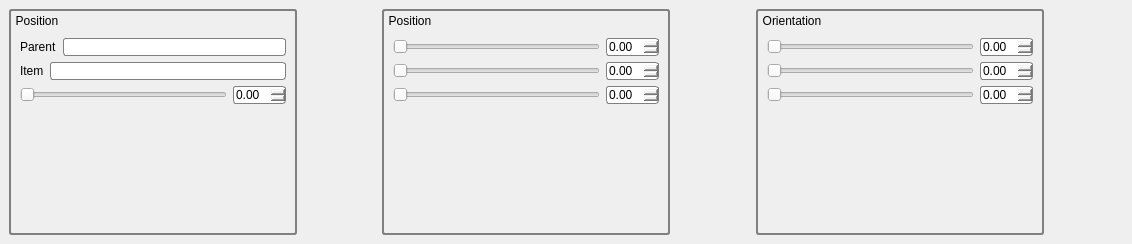
Qt form qtWidgets/ui/inspector.ui (golems/grip2) before a commit.
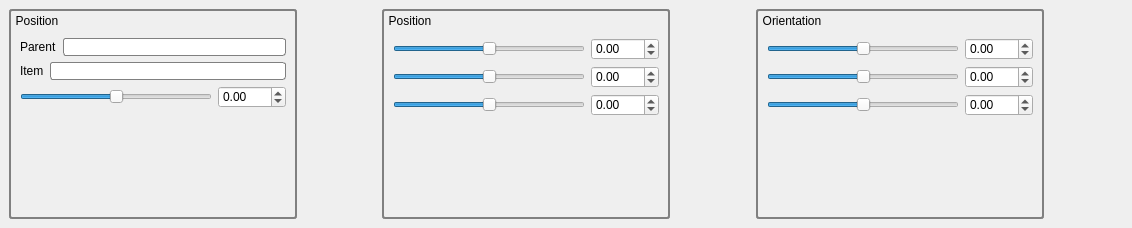
The same form after that commit. Custom widgets are drawn as their Qt base class.

Commit message: Update inspector tab

Diff of the .ui file:
```diff
--- a/qtWidgets/ui/inspector.ui
+++ b/qtWidgets/ui/inspector.ui
@@ -7,7 +7,7 @@
     <x>0</x>
     <y>0</y>
     <width>1132</width>
-    <height>244</height>
+    <height>228</height>
    </rect>
   </property>
   <property name="windowTitle">
@@ -98,21 +98,35 @@
        <item>
         <layout class="QHBoxLayout" name="horizontalLayout_9">
          <item>
-          <widget class="QSlider" name="horizontalSlider_9">
+          <widget class="DoubleSlider" name="positionSlider_0">
            <property name="styleSheet">
             <string notr="true">border: 0px solid gray; 
      border-radius: 3px; </string>
            </property>
+           <property name="minimum">
+            <number>-1800</number>
+           </property>
+           <property name="maximum">
+            <number>1800</number>
+           </property>
+           <property name="singleStep">
+            <number>1</number>
+           </property>
+           <property name="pageStep">
+            <number>1</number>
+           </property>
            <property name="orientation">
             <enum>Qt::Horizontal</enum>
            </property>
           </widget>
          </item>
          <item>
-          <widget class="QDoubleSpinBox" name="doubleSpinBox_7">
-           <property name="styleSheet">
-            <string notr="true">border: 1px solid gray; 
-     border-radius: 3px; </string>
+          <widget class="QDoubleSpinBox" name="positionSpinBox_0">
+           <property name="minimum">
+            <double>-180.000000000000000</double>
+           </property>
+           <property name="maximum">
+            <double>180.000000000000000</double>
            </property>
           </widget>
          </item>
@@ -178,21 +192,29 @@
        <item>
         <layout class="QHBoxLayout" name="horizontalLayout_4">
          <item>
-          <widget class="QSlider" name="horizontalSlider_4">
+          <widget class="DoubleSlider" name="positionSlider_1">
            <property name="styleSheet">
             <string notr="true">border: 0px solid gray; 
      border-radius: 3px; </string>
            </property>
+           <property name="minimum">
+            <number>-1800</number>
+           </property>
+           <property name="maximum">
+            <number>1800</number>
+           </property>
            <property name="orientation">
             <enum>Qt::Horizontal</enum>
            </property>
           </widget>
          </item>
          <item>
-          <widget class="QDoubleSpinBox" name="doubleSpinBox">
-           <property name="styleSheet">
-            <string notr="true">border: 1px solid gray; 
-     border-radius: 3px; </string>
+          <widget class="QDoubleSpinBox" name="positionSpinBox_1">
+           <property name="minimum">
+            <double>-180.000000000000000</double>
+           </property>
+           <property name="maximum">
+            <double>180.000000000000000</double>
            </property>
           </widget>
          </item>
@@ -201,21 +223,29 @@
        <item>
         <layout class="QHBoxLayout" name="horizontalLayout_5">
          <item>
-          <widget class="QSlider" name="horizontalSlider_5">
+          <widget class="DoubleSlider" name="positionSlider_2">
            <property name="styleSheet">
             <string notr="true">border: 0px solid gray; 
      border-radius: 3px; </string>
            </property>
+           <property name="minimum">
+            <number>-1800</number>
+           </property>
+           <property name="maximum">
+            <number>1800</number>
+           </property>
            <property name="orientation">
             <enum>Qt::Horizontal</enum>
            </property>
           </widget>
          </item>
          <item>
-          <widget class="QDoubleSpinBox" name="doubleSpinBox_2">
-           <property name="styleSheet">
-            <string notr="true">border: 1px solid gray; 
-     border-radius: 3px; </string>
+          <widget class="QDoubleSpinBox" name="positionSpinBox_2">
+           <property name="minimum">
+            <double>-180.000000000000000</double>
+           </property>
+           <property name="maximum">
+            <double>180.000000000000000</double>
            </property>
           </widget>
          </item>
@@ -224,21 +254,29 @@
        <item>
         <layout class="QHBoxLayout" name="horizontalLayout_6">
          <item>
-          <widget class="QSlider" name="horizontalSlider_6">
+          <widget class="DoubleSlider" name="positionSlider_3">
            <property name="styleSheet">
             <string notr="true">border: 0px solid gray; 
      border-radius: 3px; </string>
            </property>
+           <property name="minimum">
+            <number>-1800</number>
+           </property>
+           <property name="maximum">
+            <number>1800</number>
+           </property>
            <property name="orientation">
             <enum>Qt::Horizontal</enum>
            </property>
           </widget>
          </item>
          <item>
-          <widget class="QDoubleSpinBox" name="doubleSpinBox_3">
-           <property name="styleSheet">
-            <string notr="true">border: 1px solid gray; 
-     border-radius: 3px; </string>
+          <widget class="QDoubleSpinBox" name="positionSpinBox_3">
+           <property name="minimum">
+            <double>-180.000000000000000</double>
+           </property>
+           <property name="maximum">
+            <double>180.000000000000000</double>
            </property>
           </widget>
          </item>
@@ -304,21 +342,29 @@
        <item>
         <layout class="QHBoxLayout" name="horizontalLayout_3">
          <item>
-          <widget class="QSlider" name="horizontalSlider">
+          <widget class="DoubleSlider" name="orientationSlider_1">
            <property name="styleSheet">
             <string notr="true">border: 0px solid gray; 
      border-radius: 3px; </string>
            </property>
+           <property name="minimum">
+            <number>-1800</number>
+           </property>
+           <property name="maximum">
+            <number>1800</number>
+           </property>
            <property name="orientation">
             <enum>Qt::Horizontal</enum>
            </property>
           </widget>
          </item>
          <item>
-          <widget class="QDoubleSpinBox" name="doubleSpinBox_4">
-           <property name="styleSheet">
-            <string notr="true">border: 1px solid gray; 
-border-radius: 3px; </string>
+          <widget class="QDoubleSpinBox" name="orientationSpinBox_1">
+           <property name="minimum">
+            <double>-180.000000000000000</double>
+           </property>
+           <property name="maximum">
+            <double>180.000000000000000</double>
            </property>
           </widget>
          </item>
@@ -327,21 +373,29 @@
        <item>
         <layout class="QHBoxLayout" name="horizontalLayout_2">
          <item>
-          <widget class="QSlider" name="horizontalSlider_2">
+          <widget class="DoubleSlider" name="orientationSlider_2">
            <property name="styleSheet">
             <string notr="true">border: 0px solid gray; 
      border-radius: 3px; </string>
            </property>
+           <property name="minimum">
+            <number>-1800</number>
+           </property>
+           <property name="maximum">
+            <number>1800</number>
+           </property>
            <property name="orientation">
             <enum>Qt::Horizontal</enum>
            </property>
           </widget>
          </item>
          <item>
-          <widget class="QDoubleSpinBox" name="doubleSpinBox_5">
-           <property name="styleSheet">
-            <string notr="true">border: 1px solid gray; 
-     border-radius: 3px; </string>
+          <widget class="QDoubleSpinBox" name="orientationSpinBox_2">
+           <property name="minimum">
+            <double>-180.000000000000000</double>
+           </property>
+           <property name="maximum">
+            <double>180.000000000000000</double>
            </property>
           </widget>
          </item>
@@ -350,21 +404,29 @@
        <item>
         <layout class="QHBoxLayout" name="horizontalLayout">
          <item>
-          <widget class="QSlider" name="horizontalSlider_3">
+          <widget class="DoubleSlider" name="orientationSlider_3">
            <property name="styleSheet">
             <string notr="true">border: 0px solid gray; 
      border-radius: 3px; </string>
            </property>
+           <property name="minimum">
+            <number>-1800</number>
+           </property>
+           <property name="maximum">
+            <number>1800</number>
+           </property>
            <property name="orientation">
             <enum>Qt::Horizontal</enum>
            </property>
           </widget>
          </item>
          <item>
-          <widget class="QDoubleSpinBox" name="doubleSpinBox_6">
-           <property name="styleSheet">
-            <string notr="true">border: 1px solid gray; 
-     border-radius: 3px; </string>
+          <widget class="QDoubleSpinBox" name="orientationSpinBox_3">
+           <property name="minimum">
+            <double>-180.000000000000000</double>
+           </property>
+           <property name="maximum">
+            <double>180.000000000000000</double>
            </property>
           </widget>
          </item>
@@ -402,6 +464,18 @@
    </layout>
   </widget>
  </widget>
+ <customwidgets>
+  <customwidget>
+   <class>DoubleSlider</class>
+   <extends>QSlider</extends>
+   <header>doubleslider.h</header>
+   <slots>
+    <signal>dsvalueChanged(double)</signal>
+    <slot>setValueAndEmit(int)</slot>
+    <slot>getValueAndEmit(double)</slot>
+   </slots>
+  </customwidget>
+ </customwidgets>
  <resources/>
  <connections/>
 </ui>
```
Left out of the diff: 227 changed lines with no effect on the pictures.
